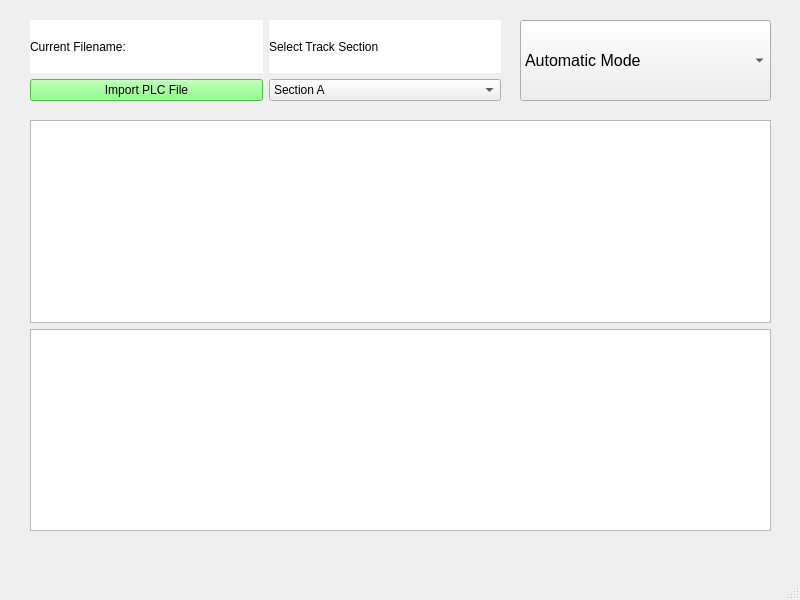
Before: the Qt Designer form module-wayside-controller/wayside-controller-QT/wayside_controller.ui in connor-marsh/ECE1140ChooChoo, drawn with Qt 5.
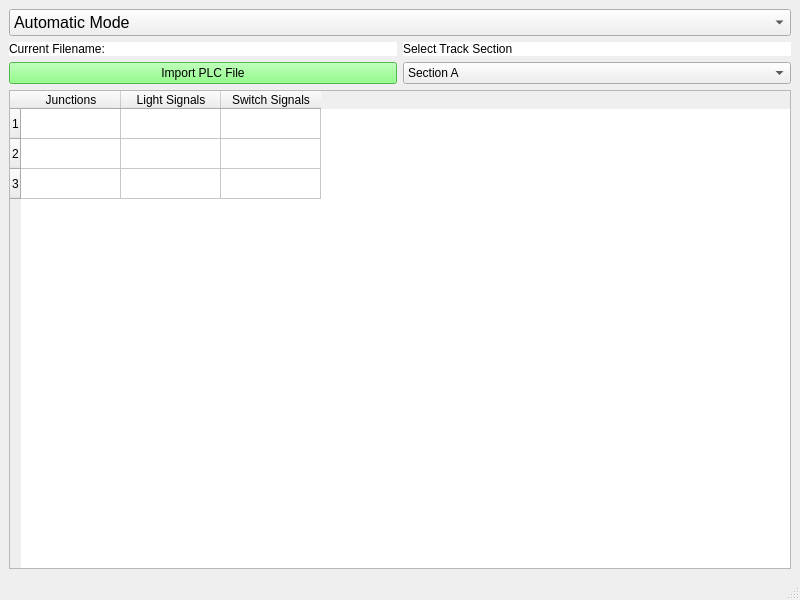
After: the same form once the commit is applied.

Commit message: Made the wayside_controller.py file to handle the logic of the wayside ui. Implemented function to resize table

```diff
--- a/module-wayside-controller/wayside-controller-QT/wayside_controller.ui
+++ b/module-wayside-controller/wayside-controller-QT/wayside_controller.ui
@@ -14,113 +14,117 @@
    <string>MainWindow</string>
   </property>
   <widget class="QWidget" name="centralwidget">
-   <widget class="QWidget" name="gridLayoutWidget">
-    <property name="geometry">
-     <rect>
-      <x>30</x>
-      <y>20</y>
-      <width>471</width>
-      <height>81</height>
-     </rect>
-    </property>
-    <layout class="QGridLayout" name="gridLayout">
-     <item row="1" column="1">
-      <widget class="QComboBox" name="section_select_combo_box">
-       <item>
+   <layout class="QGridLayout" name="gridLayout_2">
+    <item row="0" column="0" colspan="2">
+     <widget class="QComboBox" name="mode_select_combo_box">
+      <property name="font">
+       <font>
+        <pointsize>12</pointsize>
+       </font>
+      </property>
+      <property name="layoutDirection">
+       <enum>Qt::LeftToRight</enum>
+      </property>
+      <item>
+       <property name="text">
+        <string>Automatic Mode</string>
+       </property>
+      </item>
+      <item>
+       <property name="text">
+        <string>Maintenance Mode</string>
+       </property>
+      </item>
+     </widget>
+    </item>
+    <item row="1" column="0" colspan="2">
+     <layout class="QGridLayout" name="gridLayout">
+      <item row="2" column="0">
+       <widget class="QPushButton" name="import_plc_button">
+        <property name="styleSheet">
+         <string notr="true">background-color: rgb(110, 255, 102);</string>
+        </property>
         <property name="text">
-         <string>Section A</string>
+         <string>Import PLC File</string>
         </property>
-       </item>
-       <item>
+       </widget>
+      </item>
+      <item row="0" column="0">
+       <widget class="QLabel" name="current_filename_label">
+        <property name="styleSheet">
+         <string notr="true">background-color: rgb(255, 255, 255);</string>
+        </property>
         <property name="text">
-         <string>Section B</string>
+         <string>Current Filename:</string>
         </property>
-       </item>
-       <item>
+       </widget>
+      </item>
+      <item row="2" column="1">
+       <widget class="QComboBox" name="section_select_combo_box">
+        <item>
+         <property name="text">
+          <string>Section A</string>
+         </property>
+        </item>
+        <item>
+         <property name="text">
+          <string>Section B</string>
+         </property>
+        </item>
+        <item>
+         <property name="text">
+          <string>Section C</string>
+         </property>
+        </item>
+       </widget>
+      </item>
+      <item row="0" column="1">
+       <widget class="QLabel" name="select_track_label">
+        <property name="styleSheet">
+         <string notr="true">background-color: rgb(255, 255, 255);</string>
+        </property>
         <property name="text">
-         <string>Section C</string>
+         <string>Select Track Section</string>
         </property>
-       </item>
-      </widget>
-     </item>
-     <item row="1" column="0">
-      <widget class="QPushButton" name="import_plc_button">
-       <property name="styleSheet">
-        <string notr="true">background-color: rgb(110, 255, 102);</string>
+       </widget>
+      </item>
+     </layout>
+    </item>
+    <item row="2" column="0" colspan="2">
+     <widget class="QTableWidget" name="junction_table">
+      <row>
+       <property name="text">
+        <string>1</string>
        </property>
+      </row>
+      <row>
        <property name="text">
-        <string>Import PLC File</string>
+        <string>2</string>
        </property>
-      </widget>
-     </item>
-     <item row="0" column="1">
-      <widget class="QLabel" name="select_track_label">
-       <property name="styleSheet">
-        <string notr="true">background-color: rgb(255, 255, 255);</string>
+      </row>
+      <row>
+       <property name="text">
+        <string>3</string>
        </property>
+      </row>
+      <column>
        <property name="text">
-        <string>Select Track Section</string>
+        <string>Junctions</string>
        </property>
-      </widget>
-     </item>
-     <item row="0" column="0">
-      <widget class="QLabel" name="current_filename_label">
-       <property name="styleSheet">
-        <string notr="true">background-color: rgb(255, 255, 255);</string>
+      </column>
+      <column>
+       <property name="text">
+        <string>Light Signals</string>
        </property>
+      </column>
+      <column>
        <property name="text">
-        <string>Current Filename:</string>
+        <string>Switch Signals</string>
        </property>
-      </widget>
-     </item>
-    </layout>
-   </widget>
-   <widget class="QComboBox" name="mode_select_combo_box">
-    <property name="geometry">
-     <rect>
-      <x>520</x>
-      <y>20</y>
-      <width>251</width>
-      <height>81</height>
-     </rect>
-    </property>
-    <property name="font">
-     <font>
-      <pointsize>12</pointsize>
-     </font>
-    </property>
-    <property name="layoutDirection">
-     <enum>Qt::LeftToRight</enum>
-    </property>
-    <item>
-     <property name="text">
-      <string>Automatic Mode</string>
-     </property>
+      </column>
+     </widget>
     </item>
-    <item>
-     <property name="text">
-      <string>Maintenance Mode</string>
-     </property>
-    </item>
-   </widget>
-   <widget class="QWidget" name="gridLayoutWidget_2">
-    <property name="geometry">
-     <rect>
-      <x>30</x>
-      <y>120</y>
-      <width>741</width>
-      <height>411</height>
-     </rect>
-    </property>
-    <layout class="QGridLayout" name="gridLayout_2">
-     <item row="2" column="0">
-      <widget class="QTableWidget" name="junction_table"/>
-     </item>
-     <item row="1" column="0">
-      <widget class="QTableWidget" name="block_table"/>
-     </item>
-    </layout>
-   </widget>
+   </layout>
   </widget>
   <widget class="QMenuBar" name="menubar">
    <property name="geometry">
```
The commit also changes 4 other files.
